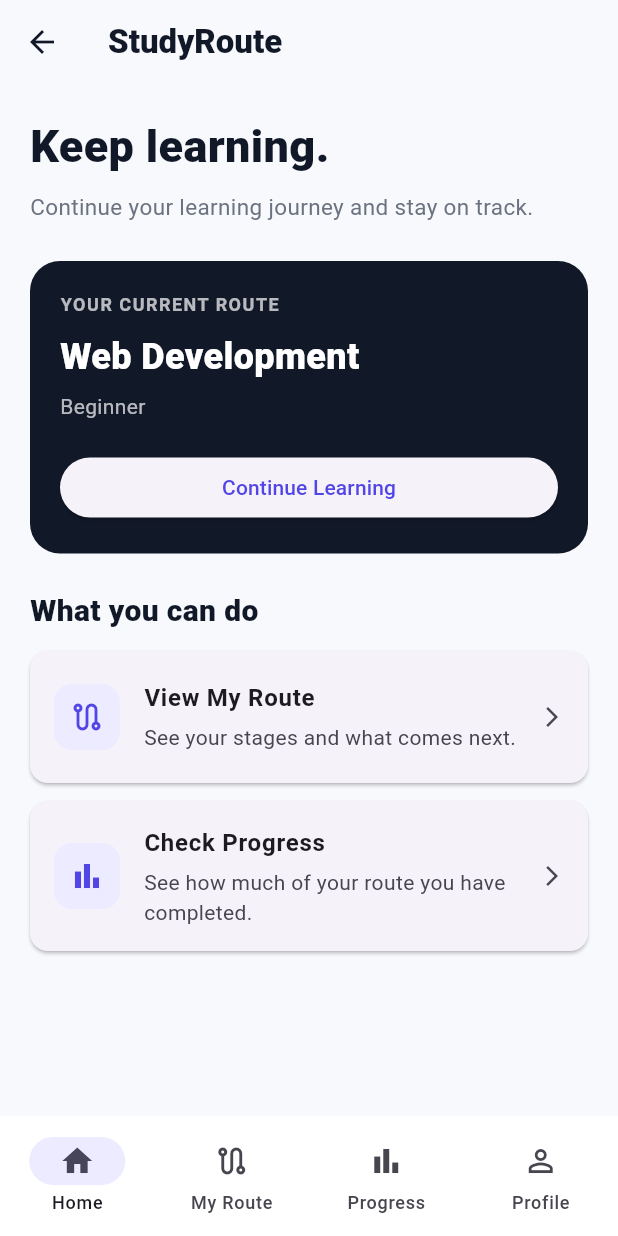
After one commit to codexincweb/studyroute, a Flutter app: the HomeScreen screen opened by its route, on a phone screen of 412 x 824 dp. The commit adds this screen. Run offline on Flutter 3.47's test engine with Material 3 defaults, Android fonts, the phone set to English and light mode, and no system bars; our stand-ins replace shared_preferences; accounts and stored records are empty.

Commit message:
Update StudyRoute frontend MVP

```diff
--- a/frontend/lib/app/routes.dart
+++ b/frontend/lib/app/routes.dart
@@ -1,4 +1,5 @@
 import 'package:flutter/material.dart';
+import 'package:studyroute/home/home_screen.dart';
 import 'package:studyroute/auth/login_screen.dart';
 import 'package:studyroute/auth/signup_screen.dart';
 import 'package:studyroute/landing/landing_screen.dart';
@@ -11,6 +12,7 @@ import 'package:studyroute/route/route_dashboard_screen.dart';
 
 class AppRoutes {
   static const landing = '/';
+  static const home = '/home';
   static const login = '/login';
   static const signup = '/signup';
   static const chooseGoal = '/choose-goal';
@@ -26,6 +28,7 @@ class AppRoutes {
     signup: (_) => const SignupScreen(),
     chooseGoal: (_) => const ChooseGoalScreen(),
     chooseLevel: (_) => const ChooseLevelScreen(),
+    home: (_) => const HomeScreen(),
     routeDashboard: (_) => const RouteDashboardScreen(),
     learningStage: (_) => const LearningStageScreen(),
     progress: (_) => const ProgressScreen(),
--- /dev/null
+++ b/frontend/lib/home/home_screen.dart
@@ -0,0 +1,191 @@
+import 'package:flutter/material.dart';
+
+import '../app/routes.dart';
+import '../app/theme.dart';
+import '../services/route_state.dart';
+import '../widgets/bottom_nav.dart';
+
+class HomeScreen extends StatelessWidget {
+  const HomeScreen({super.key});
+
+  @override
+  Widget build(BuildContext context) {
+    final routeState = RouteState.instance;
+
+    return Scaffold(
+      appBar: AppBar(
+        title: const Text(
+          'StudyRoute',
+          style: TextStyle(fontWeight: FontWeight.w800),
+        ),
+      ),
+      body: SafeArea(
+        child: ListView(
+          padding: const EdgeInsets.all(20),
+          children: [
+            const Text(
+              'Keep learning.',
+              style: TextStyle(
+                fontSize: 30,
+                fontWeight: FontWeight.w800,
+                color: AppColors.text,
+              ),
+            ),
+
+            const SizedBox(height: 8),
+
+            const Text(
+              'Continue your learning journey and stay on track.',
+              style: TextStyle(
+                fontSize: 15,
+                height: 1.5,
+                color: AppColors.secondaryText,
+              ),
+            ),
+
+            const SizedBox(height: 24),
+
+            Container(
+              padding: const EdgeInsets.all(20),
+              decoration: BoxDecoration(
+                color: AppColors.navy,
+                borderRadius: BorderRadius.circular(20),
+              ),
+              child: Column(
+                crossAxisAlignment: CrossAxisAlignment.start,
+                children: [
+                  const Text(
+                    'YOUR CURRENT ROUTE',
+                    style: TextStyle(
+                      fontSize: 12,
+                      fontWeight: FontWeight.w700,
+                      color: Colors.white70,
+                      letterSpacing: 1,
+                    ),
+                  ),
+
+                  const SizedBox(height: 10),
+
+                  Text(
+                    routeState.goal,
+                    style: const TextStyle(
+                      fontSize: 24,
+                      fontWeight: FontWeight.w800,
+                      color: Colors.white,
+                    ),
+                  ),
+
+                  const SizedBox(height: 6),
+
+                  Text(
+                    routeState.level,
+                    style: const TextStyle(fontSize: 14, color: Colors.white70),
+                  ),
+
+                  const SizedBox(height: 20),
+
+                  SizedBox(
+                    width: double.infinity,
+                    child: ElevatedButton(
+                      onPressed: () {
+                        Navigator.pushReplacementNamed(
+                          context,
+                          AppRoutes.routeDashboard,
+                          arguments: {
+                            'goal': routeState.goal,
+                            'level': routeState.level,
+                          },
+                        );
+                      },
+                      child: const Text('Continue Learning'),
+                    ),
+                  ),
+                ],
+              ),
+            ),
+
+            const SizedBox(height: 24),
+
+            const Text(
+              'What you can do',
+              style: TextStyle(
+                fontSize: 20,
+                fontWeight: FontWeight.w800,
+                color: AppColors.text,
+              ),
+            ),
+
+            const SizedBox(height: 12),
+
+            _HomeActionCard(
+              icon: Icons.route_outlined,
+              title: 'View My Route',
+              subtitle: 'See your stages and what comes next.',
+              onTap: () {
+                Navigator.pushReplacementNamed(
+                  context,
+                  AppRoutes.routeDashboard,
+                  arguments: {
+                    'goal': routeState.goal,
+                    'level': routeState.level,
+                  },
+                );
+              },
+            ),
+
+            const SizedBox(height: 12),
+
+            _HomeActionCard(
+              icon: Icons.bar_chart_outlined,
+              title: 'Check Progress',
+              subtitle: 'See how much of your route you have completed.',
+              onTap: () {
+                Navigator.pushReplacementNamed(context, AppRoutes.progress);
+              },
+            ),
+          ],
+        ),
+      ),
+      bottomNavigationBar: const BottomNav(currentIndex: 0),
+    );
+  }
+}
+
+class _HomeActionCard extends StatelessWidget {
+  final IconData icon;
+  final String title;
+  final String subtitle;
+  final VoidCallback onTap;
+
+  const _HomeActionCard({
+    required this.icon,
+    required this.title,
+    required this.subtitle,
+    required this.onTap,
+  });
+
+  @override
+  Widget build(BuildContext context) {
+    return Card(
+      margin: EdgeInsets.zero,
+      child: ListTile(
+        contentPadding: const EdgeInsets.symmetric(horizontal: 16, vertical: 8),
+        leading: Container(
+          padding: const EdgeInsets.all(10),
+          decoration: BoxDecoration(
+            color: AppColors.primaryLight,
+            borderRadius: BorderRadius.circular(12),
+          ),
+          child: Icon(icon, color: AppColors.primary),
+        ),
+        title: Text(title, style: const TextStyle(fontWeight: FontWeight.w700)),
+        subtitle: Padding(
+          padding: const EdgeInsets.only(top: 4),
+          child: Text(subtitle),
+        ),
+        trailing: const Icon(Icons.arrow_forward_ios, size: 16),
+        onTap: onTap,
+      ),
+    );
+  }
+}
--- a/frontend/lib/onboarding/choose_level_screen.dart
+++ b/frontend/lib/onboarding/choose_level_screen.dart
@@ -4,6 +4,7 @@ import '../../app/routes.dart';
 import '../../app/theme.dart';
 import '../../widgets/primary_button.dart';
 import '../../widgets/selection_card.dart';
+import '../../services/route_state.dart';
 
 class ChooseLevelScreen extends StatefulWidget {
   const ChooseLevelScreen({super.key});
@@ -53,6 +54,8 @@ class _ChooseLevelScreenState extends State<ChooseLevelScreen> {
       );
       return;
     }
+
+    RouteState.instance.setRoute(goal: _goal, level: _selectedLevel!);
 
     Navigator.pushReplacementNamed(
       context,
--- a/frontend/lib/widgets/app_text_field.dart
+++ b/frontend/lib/widgets/app_text_field.dart
@@ -7,6 +7,7 @@ class AppTextField extends StatelessWidget {
   final bool obscureText;
   final TextInputType keyboardType;
   final String? Function(String?)? validator;
+  final Widget? suffixIcon;
 
   const AppTextField({
     super.key,
@@ -16,6 +17,7 @@ class AppTextField extends StatelessWidget {
     this.obscureText = false,
     this.keyboardType = TextInputType.text,
     this.validator,
+    this.suffixIcon,
   });
 
   @override
@@ -33,7 +35,7 @@ class AppTextField extends StatelessWidget {
           obscureText: obscureText,
           keyboardType: keyboardType,
           validator: validator,
-          decoration: InputDecoration(hintText: hint),
+          decoration: InputDecoration(hintText: hint, suffixIcon: suffixIcon),
         ),
       ],
     );
--- a/frontend/lib/widgets/bottom_nav.dart
+++ b/frontend/lib/widgets/bottom_nav.dart
@@ -15,7 +15,7 @@ class BottomNav extends StatelessWidget {
 
     switch (index) {
       case 0:
-        Navigator.pushReplacementNamed(context, AppRoutes.routeDashboard);
+        Navigator.pushReplacementNamed(context, AppRoutes.home);
         break;
 
       case 1:
```
Also changed, not shown: frontend/lib/auth/login_screen.dart (+16 -8 lines), frontend/lib/auth/signup_screen.dart (+16 -8 lines), frontend/lib/models/resource.dart (added, +15 -0 lines), frontend/lib/models/stage.dart (+25 -2 lines), frontend/lib/profile/profile_screen.dart (+77 -12 lines), frontend/lib/route/learning_stage_screen.dart (+47 -50 lines), frontend/lib/route/route_dashboard_screen.dart (+17 -39 lines), frontend/lib/services/api_service.dart (+16 -44 lines), frontend/lib/services/route_state.dart (+94 -9 lines), frontend/pubspec.yaml (+9 -2 lines), frontend/assets/images/studyroute_logo.png (added), frontend/pubspec.lock, 11 other files.
